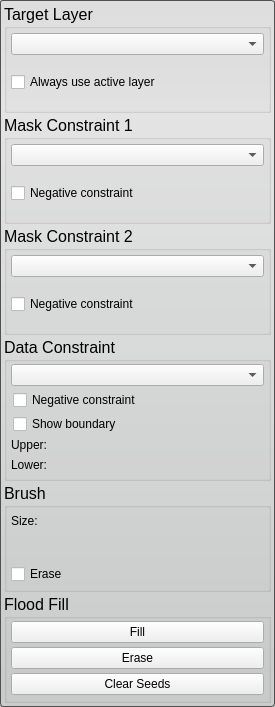
First picture: the form in src/Interface/ToolInterface/PaintToolInterface.ui, repository SCIInstitute/Seg3D, before the edit.
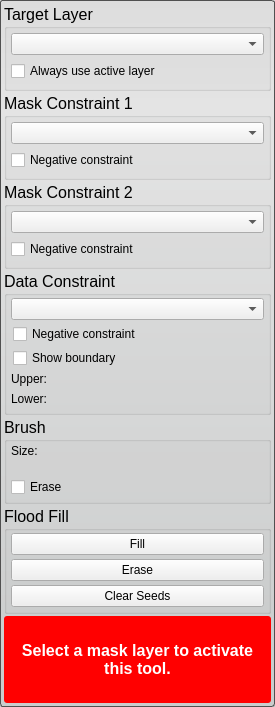
Second picture: the form after the edit. Custom widgets are drawn as their Qt base class.

Commit message: added a warning to the all the tools and filters for when the proper layer isnt selected.

Patch:
```diff
--- a/src/Interface/ToolInterface/PaintToolInterface.ui
+++ b/src/Interface/ToolInterface/PaintToolInterface.ui
@@ -435,15 +435,51 @@
      </layout>
     </widget>
    </item>
+   <item>
+    <widget class="QWidget" name="message_alert_" native="true">
+     <property name="minimumSize">
+      <size>
+       <width>0</width>
+       <height>32</height>
+      </size>
+     </property>
+     <property name="styleSheet">
+      <string notr="true">QLabel#message_{
+  color: white;
+  font: bold;
+}
+
+QWidget#message_alert_{
+  border-radius: 3px;
+  background-color: red;
+}</string>
+     </property>
+     <layout class="QHBoxLayout" name="horizontalLayout_6">
+      <property name="spacing">
+       <number>0</number>
+      </property>
+      <property name="margin">
+       <number>4</number>
+      </property>
+      <item>
+       <widget class="QLabel" name="message_">
+        <property name="text">
+         <string>Select a mask layer to activate this tool.</string>
+        </property>
+        <property name="alignment">
+         <set>Qt::AlignCenter</set>
+        </property>
+        <property name="wordWrap">
+         <bool>true</bool>
+        </property>
+       </widget>
+      </item>
+     </layout>
+    </widget>
+   </item>
   </layout>
  </widget>
  <customwidgets>
-  <customwidget>
-   <class>QtUtils::QtSliderDoubleCombo</class>
-   <extends>QWidget</extends>
-   <header location="global">QtUtils/Widgets/QtSliderDoubleCombo.h</header>
-   <container>1</container>
-  </customwidget>
   <customwidget>
    <class>QtUtils::QtDropableComboBox</class>
    <extends>QComboBox</extends>
@@ -455,6 +491,12 @@
    <header location="global">QtUtils/Widgets/QtSliderIntCombo.h</header>
    <container>1</container>
   </customwidget>
+  <customwidget>
+   <class>QtUtils::QtSliderDoubleCombo</class>
+   <extends>QWidget</extends>
+   <header location="global">QtUtils/Widgets/QtSliderDoubleCombo.h</header>
+   <container>1</container>
+  </customwidget>
  </customwidgets>
  <resources/>
  <connections/>
```
The commit also changes 67 other files.
